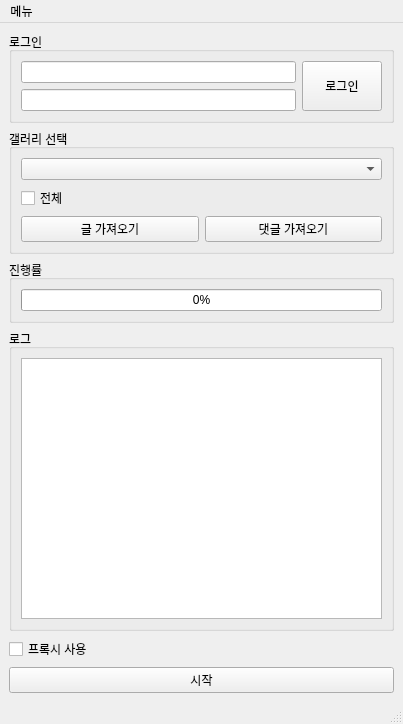
The window that dcinside_cleaner/gui/resources/ui/ui_main_window.ui (dlcjsdltlq/dcinside-cleaner) describes before a commit, drawn with Qt 5.
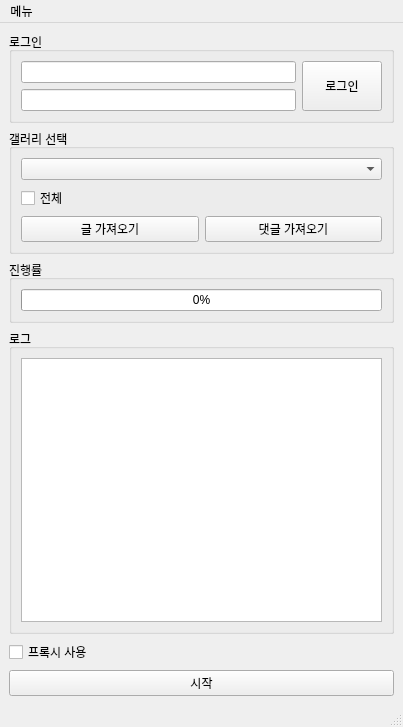
The same window after the commit.

Patch:
```diff
--- a/dcinside_cleaner/gui/resources/ui/ui_main_window.ui
+++ b/dcinside_cleaner/gui/resources/ui/ui_main_window.ui
@@ -7,7 +7,7 @@
     <x>0</x>
     <y>0</y>
     <width>403</width>
-    <height>724</height>
+    <height>727</height>
    </rect>
   </property>
   <property name="windowTitle">
```
Left out of the diff: 8 changed lines with no effect on the pictures.
